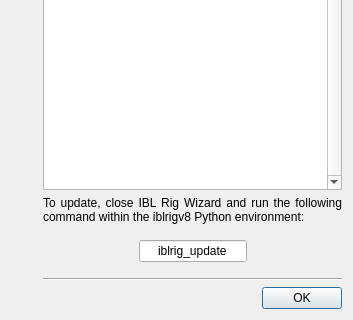
int-brain-lab/iblrig, file iblrig/gui/ui_update.ui: the form before one commit; both pictures show x 0 to 353 and y 176 to 496 of the 353 by 496 pixel window.
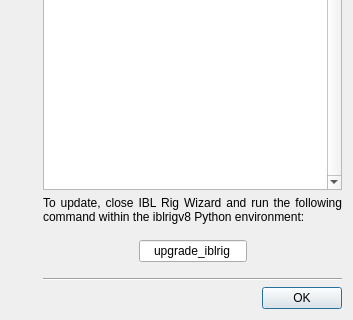
The form after the commit. Icons and pictures are not drawn.

Patch:
```diff
--- a/iblrig/gui/ui_update.ui
+++ b/iblrig/gui/ui_update.ui
@@ -150,7 +150,7 @@
        <item>
         <widget class="QLineEdit" name="uiLineEditCommand">
          <property name="text">
-          <string>iblrig_update</string>
+          <string>upgrade_iblrig</string>
          </property>
          <property name="alignment">
           <set>Qt::AlignCenter</set>
```
